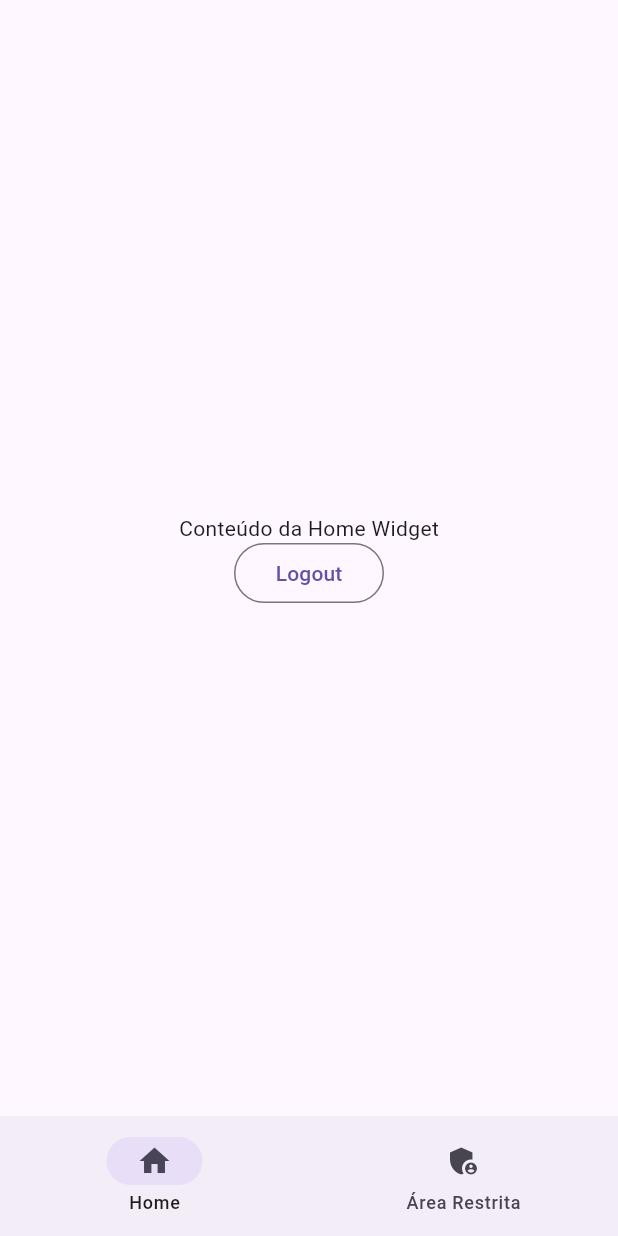
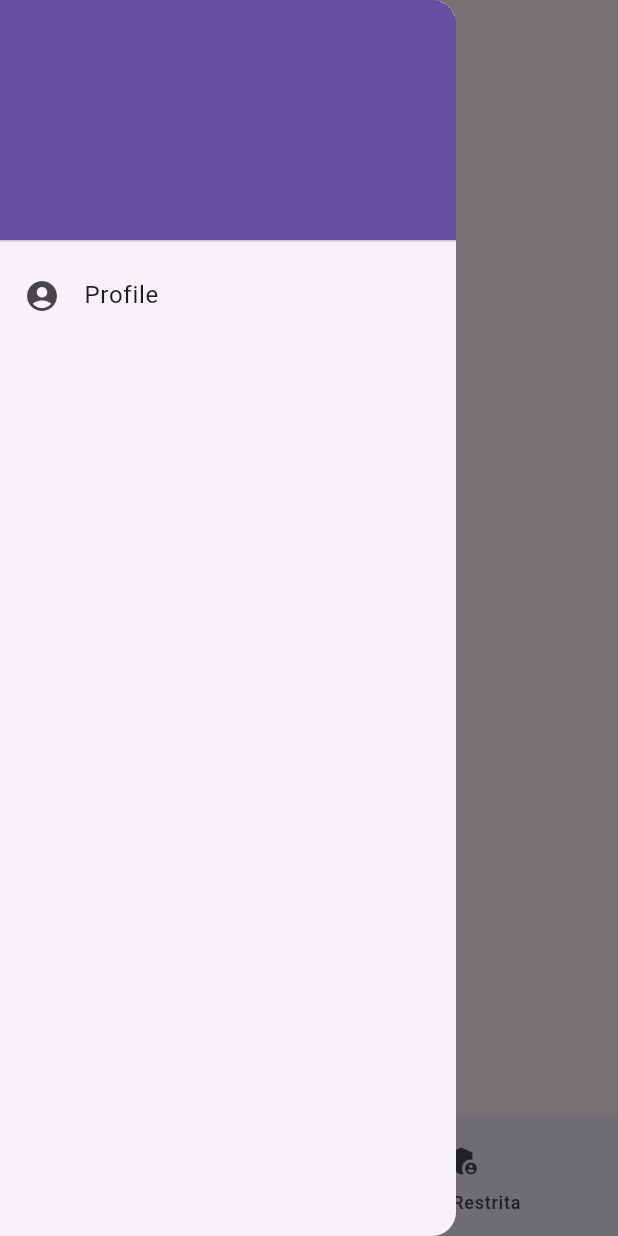
Before and after one commit to valdineifer/desafio_capyba, a Flutter app: the HomePage screen opened directly, with the side drawer open (before the commit the screen has no drawer), on a phone screen of 412 x 824 dp. Run offline on Flutter 3.47's test engine with Material 2 defaults, Android fonts, the phone set to English and light mode, and no system bars; our stand-ins replace email_validator, firebase_auth, firebase_core, firebase_storage, image_picker; accounts and stored records are empty; network calls fail.

Commit message:
Implementa widgets de Drawer (menu lateral) e Loading
- Atualiza README

```diff
--- a/lib/controllers/auth_controller.dart
+++ b/lib/controllers/auth_controller.dart
@@ -5,11 +5,10 @@ import 'package:firebase_auth/firebase_auth.dart';
 
 class AuthController {
   final firebaseAuth = FirebaseAuth.instance;
+  final user = FirebaseAuth.instance.currentUser;
+  final userStream = FirebaseAuth.instance.authStateChanges();
+
   final storageController = StorageController();
-  User? get currentUser {
-    firebaseAuth.currentUser?.reload();
-    return firebaseAuth.currentUser;
-  }
 
   Future<void> loginWithEmailAndPassword(
       {required String email,
--- a/lib/controllers/storage_controller.dart
+++ b/lib/controllers/storage_controller.dart
@@ -29,7 +29,7 @@ class StorageController {
       onError(e.message ?? 'Erro ao fazer o carregamento da selfie');
     }
 
-    return imageRef.fullPath;
+    return imageRef.getDownloadURL();
   }
 
   Future<String> getUserSelfieURL(String url) {
--- /dev/null
+++ b/lib/widgets/drawer_widget.dart
@@ -0,0 +1,43 @@
+import 'package:desafio_capyba/controllers/auth_controller.dart';
+import 'package:flutter/material.dart';
+
+class HomeDrawer extends StatelessWidget {
+  final user = AuthController().user;
+
+  HomeDrawer({
+    Key? key,
+  }) : super(key: key);
+
+  Widget _getAccountPicture(String photoUrl) {
+    return ClipRRect(
+      borderRadius: BorderRadius.circular(30),
+      child: Image.network(
+        user!.photoURL!,
+        fit: BoxFit.cover,
+      ),
+    );
+  }
+
+  @override
+  Widget build(BuildContext context) {
+    return Drawer(
+      child: ListView(
+        padding: EdgeInsets.zero,
+        children: [
+          UserAccountsDrawerHeader(
+            currentAccountPicture: user?.photoURL != null
+                ? _getAccountPicture(user!.photoURL!)
+                : null,
+            currentAccountPictureSize: const Size.square(80),
+            accountName: Text(user?.displayName ?? ''),
+            accountEmail: Text(user?.email ?? ''),
+          ),
+          const ListTile(
+            leading: Icon(Icons.account_circle),
+            title: Text('Profile'),
+          ),
+        ],
+      ),
+    );
+  }
+}
```
Also changed, not shown: lib/main.dart (+2 -8 lines), lib/pages/home_page.dart (+46 -5 lines), lib/widgets/loading_widget.dart (added, +17 -0 lines), 1 other file.
